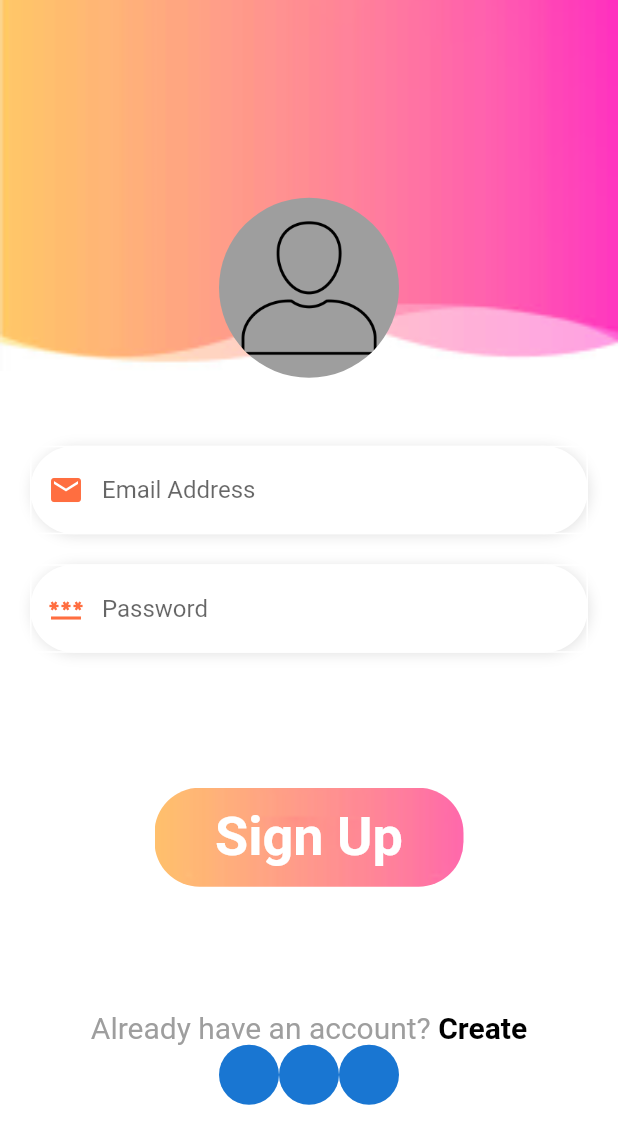
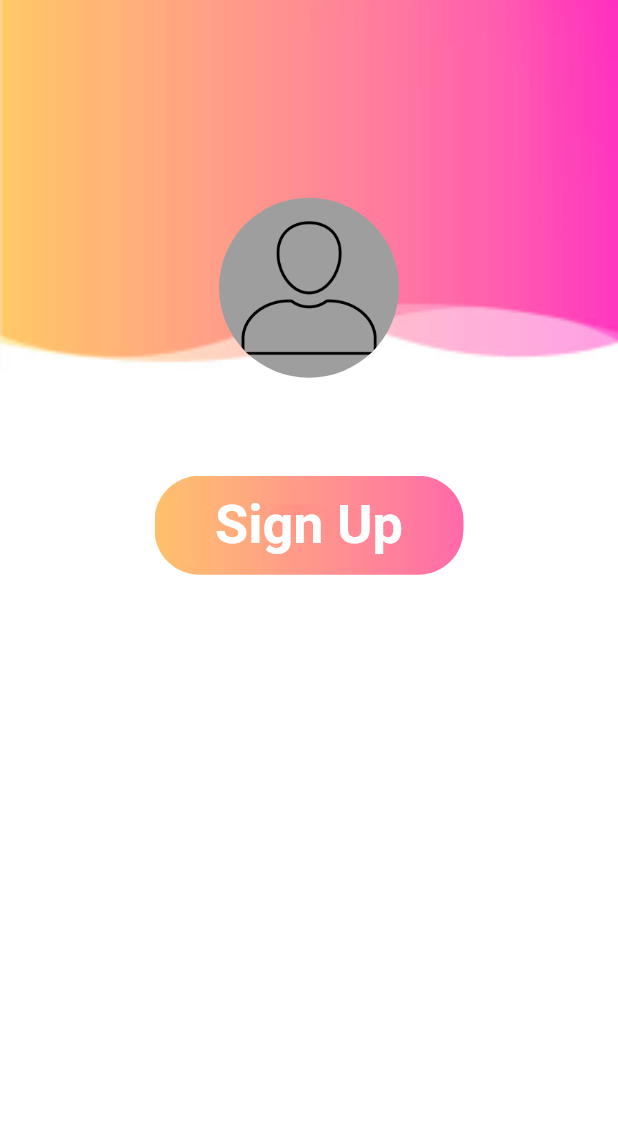
Before and after one commit to tarzann419/flutter_firebase, a Flutter app: the screen it shows after launch, on a phone screen of 412 x 824 dp. Shown: the top 1144 px of the screen. Run offline on Flutter 3.47's test engine with Material 2 defaults, Android fonts, the phone set to English and light mode, and no system bars.

Commit message:
complete signup commit

```diff
--- a/lib/main.dart
+++ b/lib/main.dart
@@ -1,5 +1,6 @@
 import 'package:flutter/material.dart';
 import 'package:flutter_firebase/signup_page.dart';
+import 'package:flutter_firebase/welcome_page.dart';
 import 'login_page.dart';
 
 void main() {
@@ -20,7 +21,7 @@ class MyApp extends StatelessWidget {
         primarySwatch: Colors.blue,
       ),
       // home: LoginPage()
-      home: SignUpPage()
+      home: WelcomePage()
     );
   }
 }
--- a/lib/signup_page.dart
+++ b/lib/signup_page.dart
@@ -5,6 +5,12 @@ class SignUpPage extends StatelessWidget {
 
   @override
   Widget build(BuildContext context) {
+    List images = [
+      "g.png",
+      "t.png",
+      "f.png"
+    ];
+
     double w = MediaQuery.of(context).size.width;
     double h = MediaQuery.of(context).size.height;
     return Scaffold(
@@ -153,12 +159,24 @@ class SignUpPage extends StatelessWidget {
                   ),)
               ]
           ),),
+          // SizedBox(height: w*0.08),
           Wrap(
+
             children: List<Widget>.generate(
               3,
                 (index){
-                return CircleAvatar(
-
+                return Padding(
+                  padding: EdgeInsets.all(10.0),
+                  child: CircleAvatar(
+                    radius: 30,
+                    backgroundColor: Colors.red,
+                    child: CircleAvatar(
+                      radius: 25,
+                      backgroundImage: AssetImage(
+                        "assets/img/"+images[index]
+                      ),
+                    ),
+                  ),
                 );
                 }
             ),
--- /dev/null
+++ b/lib/welcome_page.dart
@@ -0,0 +1,74 @@
+import 'package:flutter/cupertino.dart';
+import 'package:flutter/material.dart';
+
+class WelcomePage extends StatelessWidget {
+  const WelcomePage({Key? key}) : super(key: key);
+
+  @override
+  Widget build(BuildContext context) {
+    List images = [
+      "g.png",
+      "t.png",
+      "f.png"
+    ];
+
+    double w = MediaQuery.of(context).size.width;
+    double h = MediaQuery.of(context).size.height;
+    return Scaffold(
+      backgroundColor: Colors.white,
+      body: Column(
+        children: [
+          Container(
+            width: w,
+            height: h*0.3,
+            decoration: BoxDecoration(
+                image: DecorationImage(
+                    image: AssetImage(
+                        "assets/img/signup.png"
+                    ),
+                    fit: BoxFit.cover
+                )
+            ),
+            child: Column(
+              children: [
+                SizedBox(height: h*0.16,),
+                CircleAvatar(
+                  radius: 60,
+                  backgroundImage: AssetImage("assets/img/profile.png"),
+                  backgroundColor: Colors.grey[500],
+
+                )
+              ],
+            ),
+          ),
+          SizedBox(height: 70,),
+
+          Container(
+            width: w*0.5,
+            height: h*0.08,
+            decoration: BoxDecoration(
+                borderRadius: BorderRadius.circular(30),
+                image: DecorationImage(
+                    image: AssetImage(
+                        "assets/img/loginbtn.png"
+                    ),
+                    fit: BoxFit.cover
+                )
+            ),
+            child: Center(
+              child: Text(
+                "Sign Up",
+                style: TextStyle(
+                  fontSize: 36,
+                  color: Colors.white,
+                  fontWeight: FontWeight.bold,
+                ),
+              ),
+            ),
+          ),
+          // SizedBox(height: w*0.08),
+        ],
+      ),
+    );
+  }
+}
```
